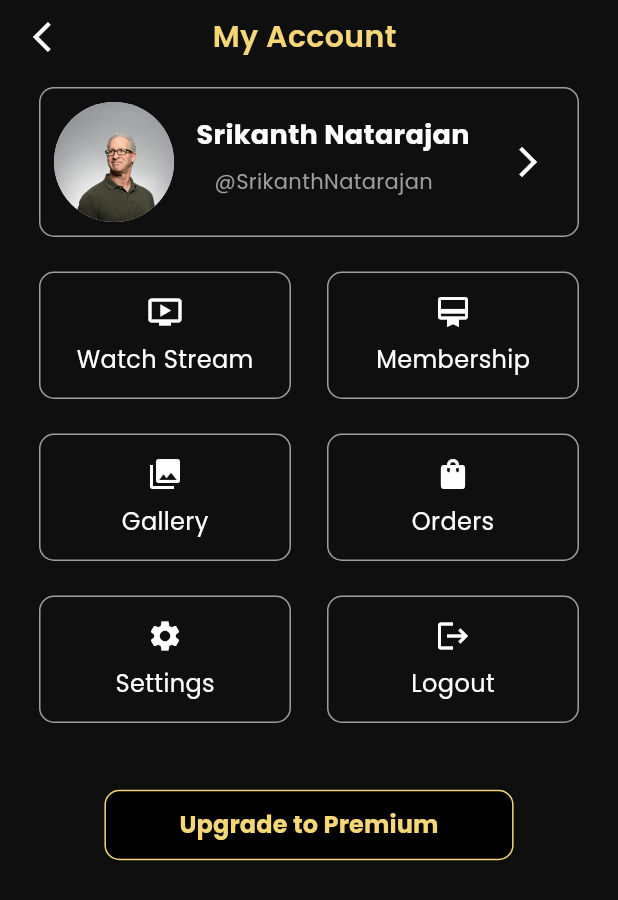
After one commit to ranjithkumar-gitch/harmanapp, a Flutter app: the MyAccount screen opened directly, on a phone screen of 412 x 824 dp. The commit adds this screen. Shown: the top 900 px of the screen. Run offline on Flutter 3.47's test engine with Material 3 defaults, Android fonts, the phone set to English and light mode, and no system bars; our stand-ins replace animated_notch_bottom_bar, carousel_slider, dots_indicator, flutter_rating_bar, font_awesome_flutter, get and 4 more; missing offline and left inert: video_thumbnail.

Commit message:
my_account ,& person icon added on appbar

```diff
--- a/lib/AppBar/AppBar.dart
+++ b/lib/AppBar/AppBar.dart
@@ -1,10 +1,14 @@
 import 'package:flutter/cupertino.dart';
 import 'package:flutter/material.dart';
 import 'package:flutter/services.dart';
+import 'package:get/get.dart';
+import 'package:get/get_core/src/get_main.dart';
+import 'package:get/get_navigation/src/routes/transitions_type.dart';
 
 import 'package:google_fonts/google_fonts.dart';
 import 'package:harmanapp/Cart/CartManager.dart';
 import 'package:harmanapp/Cart/Cartpage.dart';
+import 'package:harmanapp/MyAccount/my_account.dart';
 
 class CustomAppBar extends StatelessWidget
     implements ObstructingPreferredSizeWidget {
@@ -42,12 +46,26 @@ class CustomAppBar extends StatelessWidget
       ),
 
       actions: [
+        // IconButton(
+        //   icon: const Icon(
+        //     Icons.notifications_outlined,
+        //     color: Color(0xFFF5D778),
+        //   ),
+        //   onPressed: () {},
+        // ),
         IconButton(
           icon: const Icon(
-            Icons.notifications_outlined,
+            Icons.account_circle_outlined,
             color: Color(0xFFF5D778),
+            size: 30,
           ),
-          onPressed: () {},
+          onPressed: () {
+            Get.to(
+              () => MyAccount(),
+              transition: Transition.rightToLeft,
+              duration: const Duration(seconds: 1),
+            );
+          },
         ),
         CupertinoButton(
           padding: EdgeInsets.zero,
--- /dev/null
+++ b/lib/MyAccount/my_account.dart
@@ -0,0 +1,361 @@
+//import 'package:flutter/cupertino.dart';
+import 'package:flutter/material.dart';
+import 'package:get/get.dart';
+import 'package:get/get_core/src/get_main.dart';
+import 'package:get/get_navigation/src/routes/transitions_type.dart';
+import 'package:google_fonts/google_fonts.dart';
+import 'package:harmanapp/ProfilePages/MyCreatorProfile.dart';
+//import 'package:harmanapp/ProfilePages/allCreatorsProfile.dart';
+
+class MyAccount extends StatefulWidget {
+  const MyAccount({super.key});
+
+  @override
+  State<MyAccount> createState() => _MyAccountState();
+
+  //List<Widget> operator [](Container other) {}
+}
+
+class _MyAccountState extends State<MyAccount> {
+  @override
+  Widget build(BuildContext context) {
+    return SafeArea(
+      child: Scaffold(
+        backgroundColor: const Color(0xFF0F0F0F),
+        body: Column(
+          children: [
+            Padding(
+              padding: const EdgeInsets.symmetric(horizontal: 22, vertical: 10),
+              child: Column(
+                children: [
+                  Row(
+                    mainAxisAlignment: MainAxisAlignment.spaceBetween,
+
+                    children: [
+                      GestureDetector(
+                        onTap: () {
+                          Navigator.pop(context);
+                        },
+                        child: const Icon(
+                          Icons.arrow_back_ios,
+                          color: Colors.white,
+                        ),
+                      ), // Placeholder for alignment
+                      Row(
+                        mainAxisAlignment: MainAxisAlignment.center,
+                        children: [
+                          Row(
+                            mainAxisAlignment: MainAxisAlignment.center,
+                            children: [
+                              Text(
+                                'My Account',
+                                style: GoogleFonts.poppins(
+                                  color: Color(0xFFF5D778),
+                                  fontSize: 20,
+                                  fontWeight: FontWeight.w600,
+                                ),
+                              ),
+                            ],
+                          ),
+                        ],
+                      ),
+                      SizedBox(width: 30), // Placeholder for alignment
+                    ],
+                  ),
+                  SizedBox(height: 15),
+                  _profileCard(),
+                  _watchSctream_memberTwoCard(),
+                  _splitGallary_OrdersTwoCard(),
+                  _splitSetting_LogoutTwoCard(),
+
+                  SizedBox(height: 40),
+                  _ElevaterdButton(),
+                  SizedBox(height: 20),
+                  // Spacer(),
+                ],
+              ),
+            ),
+          ],
+        ),
+      ),
+    );
+  }
+
+  Widget _profileCard() {
+    return GestureDetector(
+      onTap: () {
+        Get.to(
+          () => Mycreatorprofile(usrName: "Srikanth Natarajan"),
+          transition: Transition.zoom,
+          duration: const Duration(seconds: 1),
+        );
+      },
+      child: Card.outlined(
+        color: Colors.transparent, //grey[900],
+        shape: RoundedRectangleBorder(
+          borderRadius: BorderRadius.circular(10),
+          side: BorderSide(color: Colors.grey, width: 1),
+        ),
+        child: Padding(
+          padding: const EdgeInsets.all(10.0),
+          child: Row(
+            mainAxisAlignment: MainAxisAlignment.spaceBetween,
+            children: [
+              CircleAvatar(
+                radius: 40,
+                backgroundImage: AssetImage(
+                  'assets/sources/profiles/foto-sushi.jpg',
+                ),
+              ),
+              //SizedBox(width: 16),
+              Column(
+                crossAxisAlignment: CrossAxisAlignment.start,
+                children: [
+                  Text(
+                    'Srikanth Natarajan',
+                    style: GoogleFonts.poppins(
+                      color: Colors.white,
+                      fontSize: 18,
+                      fontWeight: FontWeight.bold,
+                    ),
+                  ),
+                  SizedBox(height: 8),
+                  Text(
+                    '   @SrikanthNatarajan',
+                    style: GoogleFonts.poppins(
+                      color: Colors.grey,
+                      fontSize: 14,
+                    ),
+                  ),
+                  SizedBox(height: 8),
+                ],
+              ),
+              IconButton(
+                icon: const Icon(
+                  Icons.arrow_forward_ios,
+                  color: Colors.white,
+                  //size: 30,
+                ),
+                onPressed: () {
+                  Get.to(
+                    () => Mycreatorprofile(usrName: "Srikanth Natarajan"),
+                    transition: Transition.rightToLeft,
+                    duration: const Duration(seconds: 1),
+                  );
+                },
+              ),
+            ],
+          ),
+        ),
+      ),
+    );
+  }
+
+  Widget _watchSctream_memberTwoCard() {
+    return Padding(
+      padding: const EdgeInsets.only(top: 15.0),
+      child: Row(
+        mainAxisAlignment: MainAxisAlignment.spaceBetween,
+        children: [
+          Expanded(
+            child: Card.outlined(
+              color: Colors.transparent,
+              shape: RoundedRectangleBorder(
+                borderRadius: BorderRadius.circular(10),
+                side: BorderSide(color: Colors.grey, width: 1),
+              ),
+              child: Padding(
+                padding: const EdgeInsets.all(15.0),
+                child: Column(
+                  children: [
+                    Icon(Icons.ondemand_video, color: Colors.white),
+                    SizedBox(height: 8),
+                    Text(
+                      'Watch Stream',
+                      style: GoogleFonts.poppins(
+                        color: Colors.white,
+                        fontSize: 16,
+                      ),
+                    ),
+                  ],
+                ),
+              ),
+            ),
+          ),
+          SizedBox(width: 16),
+          Expanded(
+            child: Card.outlined(
+              color: Colors.transparent,
+              shape: RoundedRectangleBorder(
+                borderRadius: BorderRadius.circular(10),
+                side: BorderSide(color: Colors.grey, width: 1),
+              ),
+              child: Padding(
+                padding: const EdgeInsets.all(15.0),
+                child: Column(
+                  children: [
+                    Icon(Icons.card_membership, color: Colors.white),
+                    SizedBox(height: 8),
+                    Text(
+                      'Membership',
+                      style: GoogleFonts.poppins(
+                        color: Colors.white,
+                        fontSize: 16,
+                      ),
+                    ),
+                  ],
+                ),
+              ),
+            ),
+          ),
+        ],
+      ),
+    );
+  }
+
+  Widget _splitGallary_OrdersTwoCard() {
+    return Padding(
+      padding: const EdgeInsets.only(top: 15.0),
+      child: Row(
+        mainAxisAlignment: MainAxisAlignment.spaceBetween,
+        children: [
+          Expanded(
+            child: Card.outlined(
+              color: Colors.transparent,
+              shape: RoundedRectangleBorder(
+                borderRadius: BorderRadius.circular(10),
+                side: BorderSide(color: Colors.grey, width: 1),
+              ),
+              child: Padding(
+                padding: const EdgeInsets.all(15.0),
+                child: Column(
+                  children: [
+                    Icon(Icons.photo_library, color: Colors.white),
+                    SizedBox(height: 8),
+                    Text(
+                      'Gallery',
+                      style: GoogleFonts.poppins(
+                        color: Colors.white,
+                        fontSize: 16,
+                      ),
+                    ),
+                  ],
+                ),
+              ),
+            ),
+          ),
+          SizedBox(width: 16),
+          Expanded(
+            child: Card.outlined(
+              color: Colors.transparent,
+              shape: RoundedRectangleBorder(
+                borderRadius: BorderRadius.circular(10),
+                side: BorderSide(color: Colors.grey, width: 1),
+              ),
+              child: Padding(
+                padding: const EdgeInsets.all(15.0),
+                child: Column(
+                  children: [
+                    Icon(Icons.shopping_bag, color: Colors.white),
+                    SizedBox(height: 8),
+                    Text(
+                      'Orders',
+                      style: GoogleFonts.poppins(
+                        color: Colors.white,
+                        fontSize: 16,
+                      ),
+                    ),
+                  ],
+                ),
+              ),
+            ),
+          ),
+        ],
+      ),
+    );
+  }
+
+  Widget _splitSetting_LogoutTwoCard() {
+    return Padding(
+      padding: const EdgeInsets.only(top: 15.0),
+      child: Row(
+        mainAxisAlignment: MainAxisAlignment.spaceBetween,
+        children: [
+          Expanded(
+            child: Card.outlined(
+              color: Colors.transparent,
+              shape: RoundedRectangleBorder(
+                borderRadius: BorderRadius.circular(10),
+                side: BorderSide(color: Colors.grey, width: 1),
+              ),
+              child: Padding(
+                padding: const EdgeInsets.all(15.0),
+                child: Column(
+                  children: [
+                    Icon(Icons.settings, color: Colors.white),
+                    SizedBox(height: 8),
+                    Text(
+                      'Settings',
+                      style: GoogleFonts.poppins(
+                        color: Colors.white,
+                        fontSize: 16,
+                      ),
+                    ),
+                  ],
+                ),
+              ),
+            ),
+          ),
+          SizedBox(width: 16),
+          Expanded(
+            child: Card.outlined(
+              color: Colors.transparent, //grey[900],
+              shape: RoundedRectangleBorder(
+                borderRadius: BorderRadius.circular(10),
+                side: BorderSide(color: Colors.grey, width: 1),
+              ),
+              child: Padding(
+                padding: const EdgeInsets.all(15.0),
+                child: Column(
+                  children: [
+                    Icon(Icons.logout, color: Colors.white),
+                    SizedBox(height: 8),
+                    Text(
+                      'Logout',
+                      style: GoogleFonts.poppins(
+                        color: Colors.white,
+                        fontSize: 16,
+                      ),
+                    ),
+                  ],
+                ),
+              ),
+            ),
+          ),
+        ],
+      ),
+    );
+  }
+
+  Widget _ElevaterdButton() {
+    return ElevatedButton(
+      onPressed: () {},
+      style: ElevatedButton.styleFrom(
+        backgroundColor: Colors.black,
+        padding: EdgeInsets.symmetric(horizontal: 50, vertical: 12),
+        shape: RoundedRectangleBorder(
+          borderRadius: BorderRadius.circular(10),
+          side: BorderSide(color: Color(0xFFF5D778)),
+        ),
+      ),
+      child: Text(
+        'Upgrade to Premium',
+        style: GoogleFonts.poppins(
+          color: Color(0xFFF5D778),
+          fontSize: 16,
+          fontWeight: FontWeight.bold,
+        ),
+      ),
+    );
+  }
+}
```
